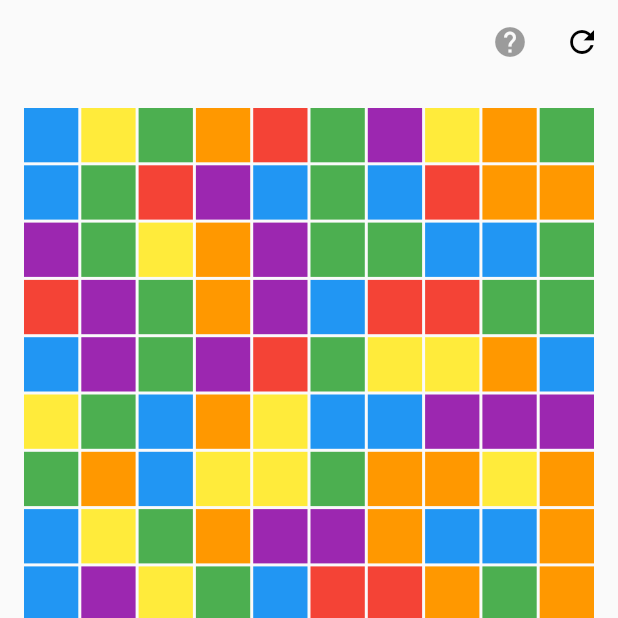
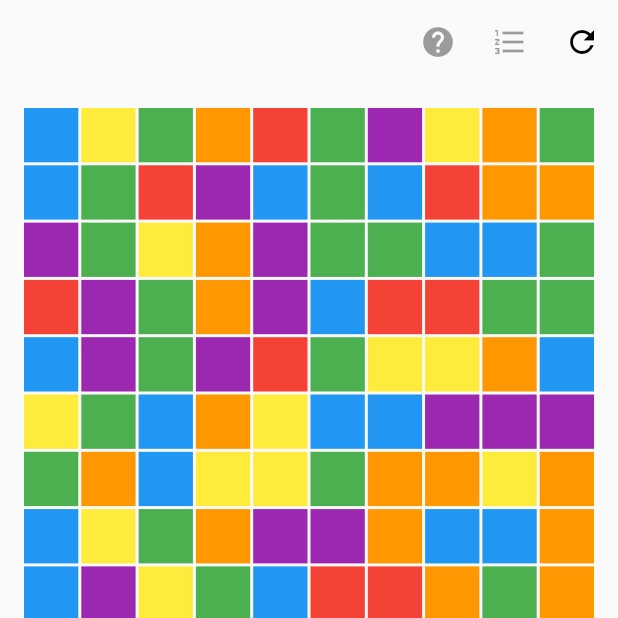
Before and after one commit to kadukeitor/flood, a Flutter app: the screen it shows after launch, item 2 of the bottom bar chosen, on a phone screen of 412 x 824 dp, the top half of it. Run offline on Flutter 3.47's test engine with Material 2 defaults, Android fonts, the phone set to English and light mode, and no system bars; missing offline and left inert: flame.

Commit message:
Add sound

```diff
--- a/lib/main.dart
+++ b/lib/main.dart
@@ -1,5 +1,6 @@
 import 'dart:io';
 import 'dart:math';
+import 'package:flame/flame.dart';
 import 'package:flutter/services.dart';
 import 'package:flutter/material.dart';
 
@@ -60,6 +61,7 @@ class _Game extends State<Game> {
       moves += 1;
     });
     paint(0, 0, color);
+    Flame.audio.play('water.mp3');
   }
 
   paint(int c, int r, int color) {
@@ -107,6 +109,7 @@ class _Game extends State<Game> {
         elevation: 0,
         actions: <Widget>[
           IconButton(icon: Icon(Icons.help), onPressed: null),
+          IconButton(icon: Icon(Icons.format_list_numbered), onPressed: null),
           IconButton(icon: Icon(Icons.refresh), onPressed: () => generate())
         ],
       ),
--- a/pubspec.yaml
+++ b/pubspec.yaml
@@ -15,7 +15,7 @@ environment:
 dependencies:
   flutter:
     sdk: flutter
-
+  flame: 0.10.2
   # The following adds the Cupertino Icons font to your application.
   # Use with the CupertinoIcons class for iOS style icons.
   cupertino_icons: ^0.1.2
@@ -39,6 +39,8 @@ flutter:
   # assets:
   #  - images/a_dot_burr.jpeg
   #  - images/a_dot_ham.jpeg
+  assets:
+    - assets/audio/water.mp3
 
   # An image asset can refer to one or more resolution-specific "variants", see
   # https://flutter.io/assets-and-images/#resolution-aware.
```
Also changed, not shown: 4 other files.
